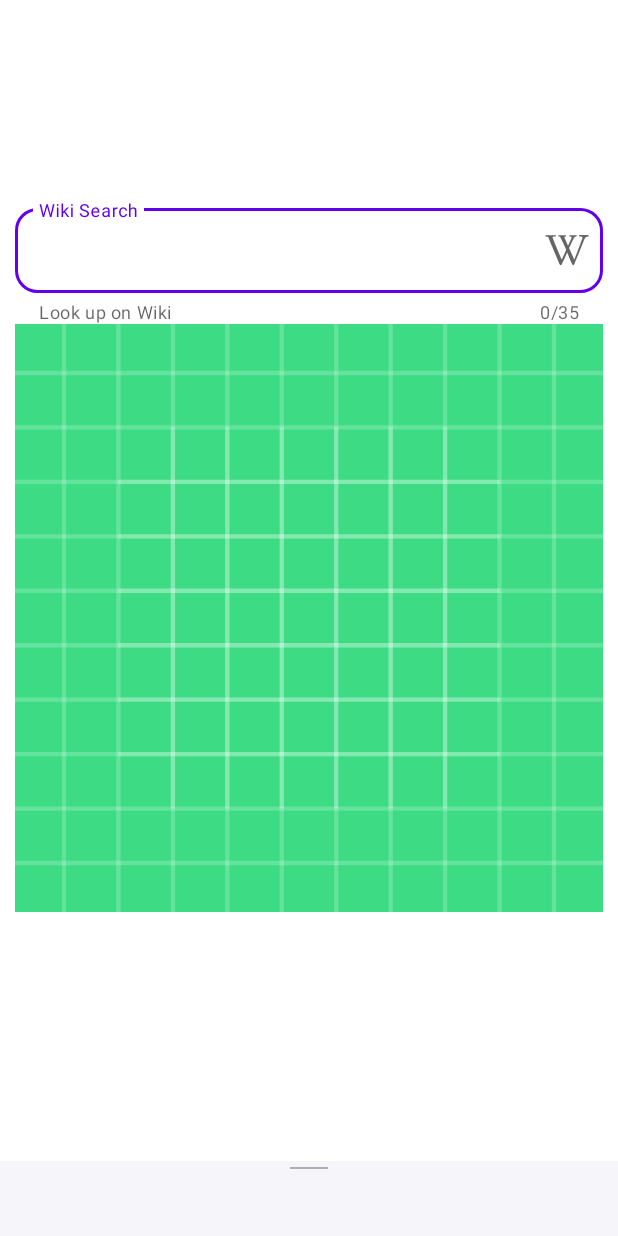
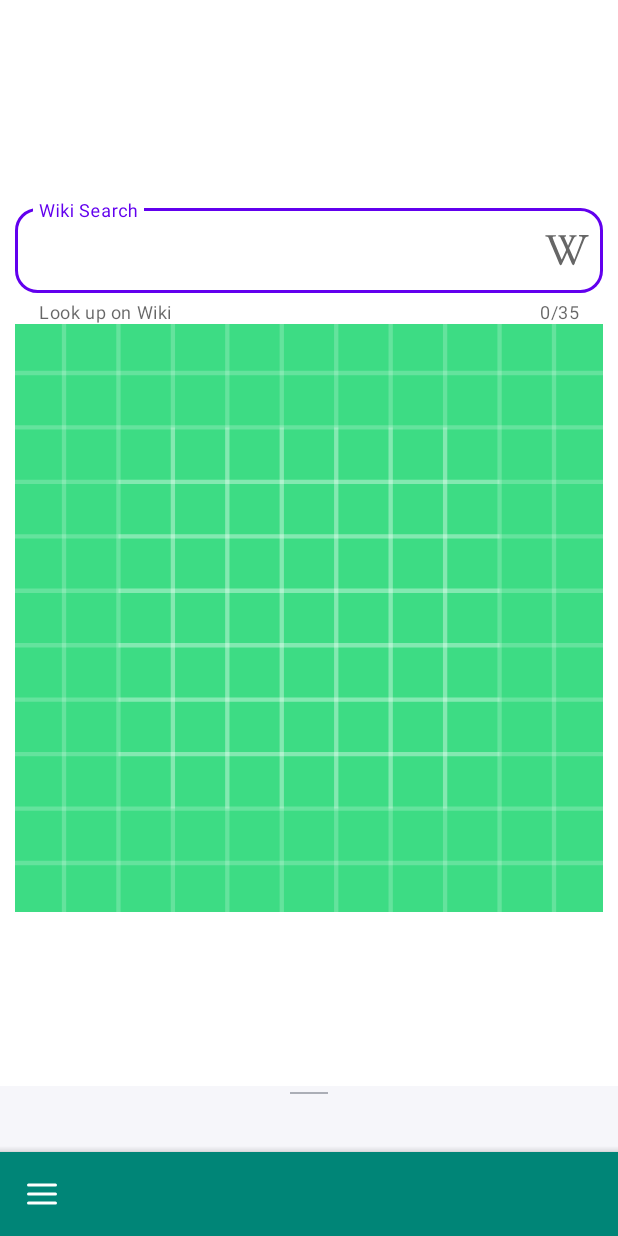
Before and after one commit to JuliaFalstaff/Nasa, an Android app: the layout fragment_pod.xml on its own in the app's theme, with its tools: preview values and no code run, on a phone screen of 412 x 824 dp. Run offline under Robolectric (Android 15) with nearby library versions, the phone set to English and light mode, and no system bars.

Commit message:
add bottom navigation

```diff
--- a/app/src/main/java/com/example/nasaapp/viewmodel/PODViewModel.kt
+++ b/app/src/main/java/com/example/nasaapp/viewmodel/PODViewModel.kt
@@ -1,6 +1,4 @@
 package com.example.nasaapp.viewmodel
-
-
 
 import androidx.lifecycle.LiveData
 import androidx.lifecycle.MutableLiveData
--- /dev/null
+++ b/app/src/main/res/drawable/ic_hamburger_menu_bottom_bar.xml
@@ -0,0 +1,27 @@
+<vector xmlns:android="http://schemas.android.com/apk/res/android"
+    android:width="24dp"
+    android:height="24dp"
+    android:viewportWidth="24"
+    android:viewportHeight="24">
+    <path
+        android:fillColor="#FFFFFF"
+        android:pathData="M3,12L21,12"
+        android:strokeWidth="2"
+        android:strokeColor="#FFFFFF"
+        android:strokeLineCap="round"
+        android:strokeLineJoin="round" />
+    <path
+        android:fillColor="#FFFFFF"
+        android:pathData="M3,6L21,6"
+        android:strokeWidth="2"
+        android:strokeColor="#FFFFFF"
+        android:strokeLineCap="round"
+        android:strokeLineJoin="round" />
+    <path
+        android:fillColor="#FFFFFF"
+        android:pathData="M3,18L21,18"
+        android:strokeWidth="2"
+        android:strokeColor="#FFFFFF"
+        android:strokeLineCap="round"
+        android:strokeLineJoin="round" />
+</vector>
--- a/app/src/main/res/layout/fragment_pod.xml
+++ b/app/src/main/res/layout/fragment_pod.xml
@@ -52,4 +52,14 @@
     <include
         android:id="@+id/includeLoadingLayout"
         layout="@layout/loading_layout" />
+
+    <com.google.android.material.bottomappbar.BottomAppBar
+        android:id="@+id/bottomAppBar"
+        android:layout_width="match_parent"
+        android:layout_height="wrap_content"
+        android:layout_gravity="bottom"
+        app:hideOnScroll="true"
+        app:layout_scrollFlags="scroll|enterAlways"
+        app:backgroundTint="@color/colorPrimary"
+        app:navigationIcon="@drawable/ic_hamburger_menu_bottom_bar"/>
 </androidx.coordinatorlayout.widget.CoordinatorLayout>
--- a/app/src/main/res/values/colors.xml
+++ b/app/src/main/res/values/colors.xml
@@ -9,4 +9,7 @@
     <color name="white">#FFFFFFFF</color>
     <color name="white_bottom_sheet">#f6f6fa</color>
     <color name="dark_grey">#663b4351</color>
+    <color name="colorPrimary">#008577</color>
+    <color name="colorPrimaryDark">#00574B</color>
+    <color name="colorAccent">#D81B60</color>
 </resources>
--- a/app/src/main/res/values/dimens.xml
+++ b/app/src/main/res/values/dimens.xml
@@ -8,6 +8,6 @@
     <dimen name="margin_4dp">4dp</dimen>
     <dimen name="layout_height_bottom_sheet">1dp</dimen>
     <dimen name="layout_width_bottom_sheet">25dp</dimen>
-    <dimen name="peek_height_bottom_sheet_behavior">50dp</dimen>
+    <dimen name="peek_height_bottom_sheet_behavior">100dp</dimen>
     <dimen name="text_size_header">25sp</dimen>
 </resources>
--- a/app/src/main/res/values/strings.xml
+++ b/app/src/main/res/values/strings.xml
@@ -7,4 +7,8 @@
     <string name="error_url_empty">Url is Empty</string>
     <string name="search_wiki">Wiki Search</string>
     <string name="wiki_helper_text">Look up on Wiki</string>
+    <string name="favourite">Favourite</string>
+    <string name="settings">Settings</string>
+    <string name="earth_epic">Epic Earth Photo from Nasa</string>
+    <string name="mars">Mars photo from Nasa</string>
 </resources>
--- a/app/src/main/res/values/themes.xml
+++ b/app/src/main/res/values/themes.xml
@@ -1,6 +1,6 @@
 <resources xmlns:tools="http://schemas.android.com/tools">
     <!-- Base application theme. -->
-    <style name="Theme.NasaApp" parent="Theme.MaterialComponents.DayNight.DarkActionBar">
+    <style name="Theme.NasaApp" parent="Theme.MaterialComponents.DayNight.NoActionBar">
         <!-- Primary brand color. -->
         <item name="colorPrimary">@color/purple_500</item>
         <item name="colorPrimaryVariant">@color/purple_700</item>
```
Also changed, not shown: app/src/main/java/com/example/nasaapp/view/picture/BottomNavigationDrawerFragment.kt (added, +52 -0 lines), app/src/main/java/com/example/nasaapp/view/picture/PODFragment.kt (+25 -3 lines), app/src/main/res/drawable/ic_favourite_menu.xml (added, +13 -0 lines), app/src/main/res/drawable/ic_settings_menu.xml (added, +20 -0 lines), app/src/main/res/layout/bottom_navigation_layout.xml (added, +18 -0 lines), app/src/main/res/menu/menu_bottom_bar.xml (added, +15 -0 lines), app/src/main/res/menu/menu_bottom_navigation.xml (added, +31 -0 lines), app/src/main/res/drawable/ic_earth.jpg (added), app/src/main/res/drawable/ic_earth_epic.jpg (added), app/src/main/res/drawable/ic_erath.png (added), app/src/main/res/drawable/ic_mars.png (added).
